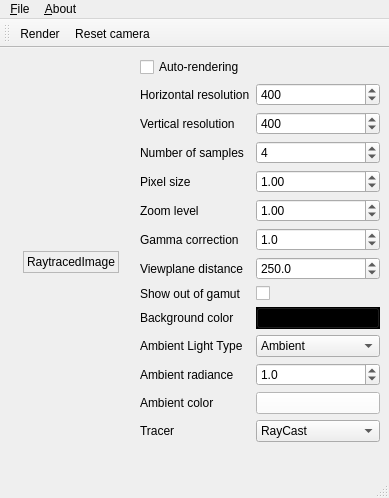
Qt form projects/mainwindow.ui (thiagowfx/raytracer-lcg-2014) before a commit.
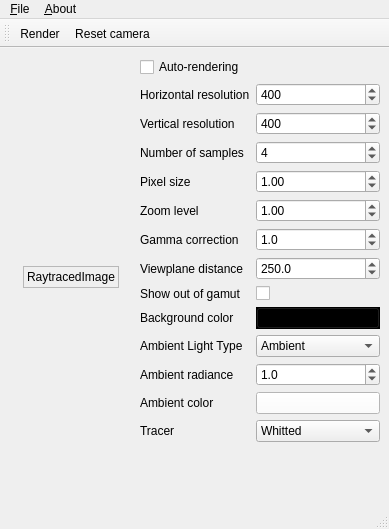
The same form after that commit. Icons and pictures are not drawn.

The edit to the form file:
```diff
--- a/projects/mainwindow.ui
+++ b/projects/mainwindow.ui
@@ -7,7 +7,7 @@
     <x>0</x>
     <y>0</y>
     <width>389</width>
-    <height>498</height>
+    <height>529</height>
    </rect>
   </property>
   <property name="focusPolicy">
@@ -1104,6 +1104,11 @@
       </item>
       <item row="12" column="1">
        <widget class="QComboBox" name="tracerComboBox">
+        <item>
+         <property name="text">
+          <string>Whitted</string>
+         </property>
+        </item>
         <item>
          <property name="text">
           <string>RayCast</string>
```
Left out of the diff: 5 changed lines with no effect on the pictures.
